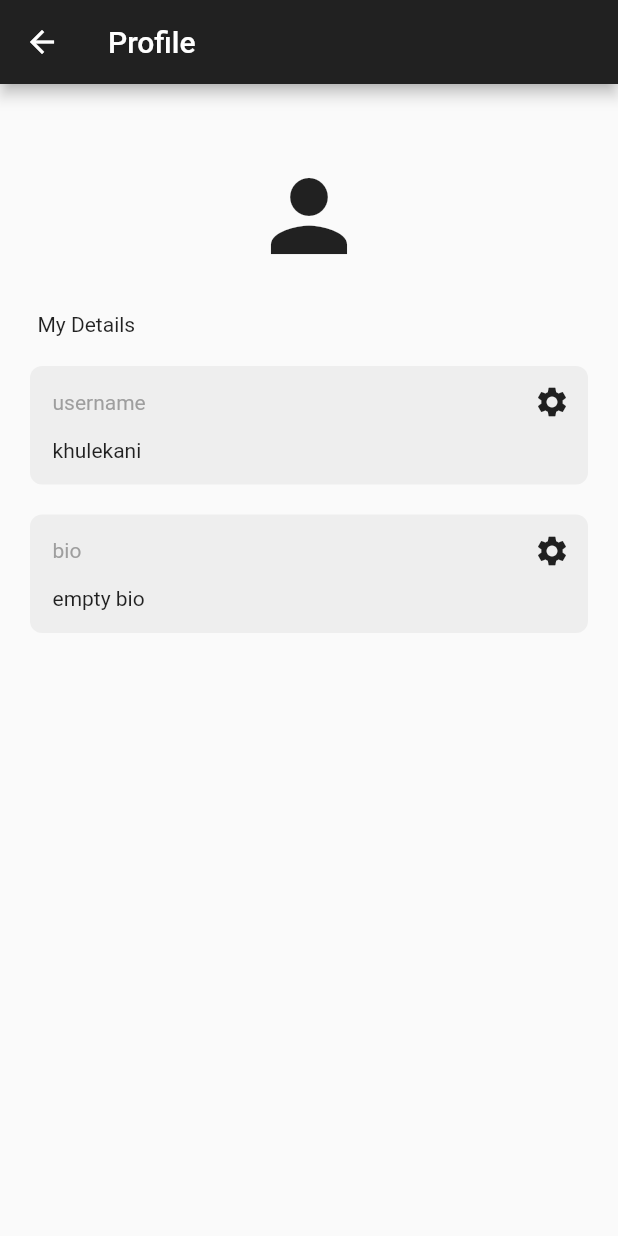
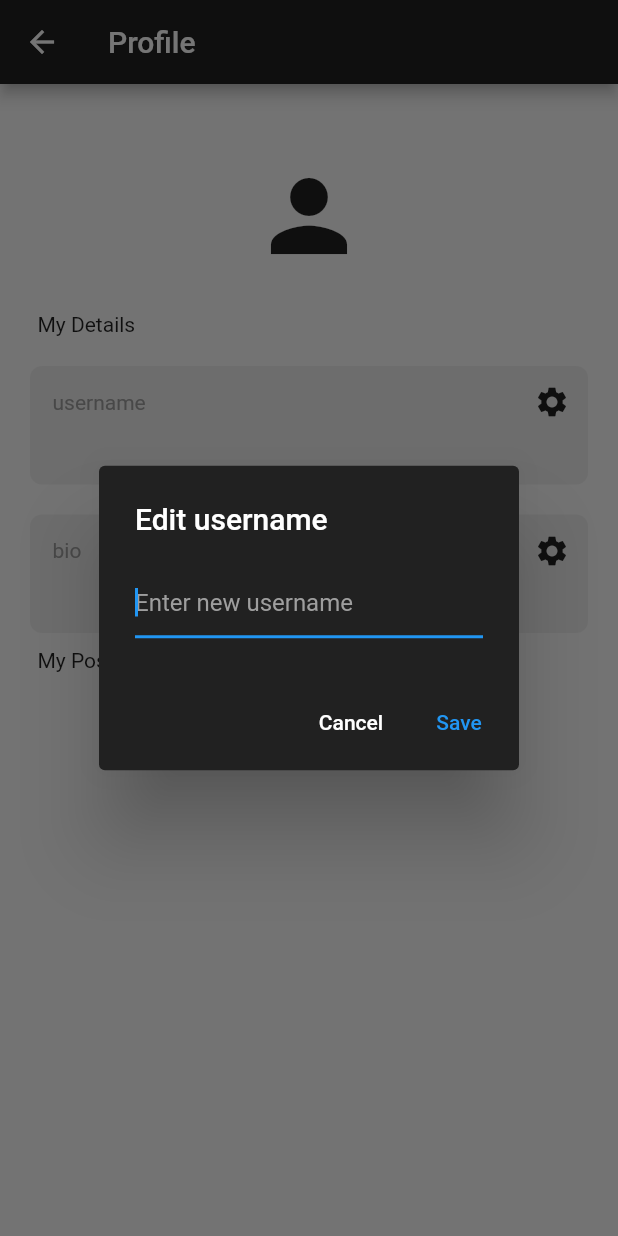
Before and after one commit to TheC0deJunkie/thecodechat, a Flutter app: the ProfilePage screen opened directly, after a tap on the "settings" icon, on a phone screen of 412 x 824 dp. Run offline on Flutter 3.47's test engine with Material 2 defaults, Android fonts, the phone set to English and light mode, and no system bars; our stand-ins replace cloud_firestore, firebase_auth, firebase_core; accounts and stored records are empty; generated files the repository leaves out were written again.

Commit message:
Added functionality to change usernames and edit bios

```diff
--- a/lib/pages/profile_page.dart
+++ b/lib/pages/profile_page.dart
@@ -1,3 +1,4 @@
+import 'package:cloud_firestore/cloud_firestore.dart';
 import 'package:firebase_auth/firebase_auth.dart';
 import 'package:flutter/material.dart';
 import 'package:thecodechat/components/text_box.dart';
@@ -13,7 +14,55 @@ class _ProfilePageState extends State<ProfilePage> {
   final currentUser = FirebaseAuth.instance.currentUser;
 
   //edit field
-  Future<void> editField(String field) async {}
+  Future<void> editField(String field) async {
+    final usersCollection = FirebaseFirestore.instance.collection('Users');
+    String newValue = "";
+    await showDialog(
+      context: context,
+      builder: (context) => AlertDialog(
+        backgroundColor: Colors.grey[900],
+        title: Text(
+          "Edit " + field,
+          style: TextStyle(color: Colors.white),
+        ),
+        content: TextField(
+          autofocus: true,
+          style: TextStyle(
+            color: Colors.white,
+          ),
+          decoration: InputDecoration(
+            hintText: "Enter new $field",
+            hintStyle: TextStyle(color: Colors.grey),
+          ),
+          onChanged: (value) {
+            newValue = value;
+          },
+        ),
+        actions: [
+          //cancel button
+          TextButton(
+            onPressed: () => Navigator.pop(context),
+            child: Text(
+              "Cancel",
+              style: TextStyle(color: Colors.white),
+            ),
+          ),
+
+          //save button
+          TextButton(
+              onPressed: () => Navigator.of(context).pop(newValue),
+              child: Text("Save"))
+        ],
+      ),
+    );
+
+    //updating the info in the firestore database
+    if (newValue.trim().length > 0) {
+      //only update if there is something in the textfield
+      await usersCollection.doc(currentUser!.email).update({field: newValue});
+    }
+  }
+
   @override
   Widget build(BuildContext context) {
     return Scaffold(
@@ -21,7 +70,16 @@ class _ProfilePageState extends State<ProfilePage> {
         backgroundColor: Colors.grey[900],
         title: Text("Profile"),
       ),
-      body: ListView(
+      body: StreamBuilder<DocumentSnapshot>(
+        stream: FirebaseFirestore.instance
+            .collection('Users')
+            .doc(currentUser!.email)
+            .snapshots(),
+        builder: (context, snapshot) {
+          if (snapshot.hasData) {
+            //get user data
+            final userData = snapshot.data!.data() as Map<String, dynamic>;
+            return ListView(
               children: [
                 SizedBox(
                   height: 50,
@@ -50,20 +108,37 @@ class _ProfilePageState extends State<ProfilePage> {
 
                 //username
                 MyTextBox(
-            text: "khulekani",
+                  text: userData['username'],
                   sectionName: "username",
                   onPressed: () => editField('username'),
                 ),
 
                 //bio
                 MyTextBox(
-            text: "empty bio",
+                  text: userData['bio'],
                   sectionName: "bio",
                   onPressed: () => editField('bio'),
                 ),
 
+                SizedBox(
+                  height: 10,
+                ),
                 //user posts
+                Padding(
+                  padding: const EdgeInsets.only(left: 25.0),
+                  child: Text("My Posts"),
+                ),
               ],
+            );
+          } else if (snapshot.hasError) {
+            return Center(
+              child: Text('Error ${snapshot.error}'),
+            );
+          }
+          return Center(
+            child: CircularProgressIndicator(),
+          );
+        },
       ),
     );
   }
--- a/lib/pages/register_page.dart
+++ b/lib/pages/register_page.dart
@@ -1,4 +1,5 @@
 import 'package:firebase_auth/firebase_auth.dart';
+import 'package:cloud_firestore/cloud_firestore.dart';
 import 'package:flutter/material.dart';
 import 'package:thecodechat/components/button.dart';
 import 'package:thecodechat/components/text_field.dart';
@@ -36,13 +37,27 @@ class _RegisterPageState extends State<RegisterPage> {
       );
       return;
     }
-
+    //try creating the user
     try {
-      await FirebaseAuth.instance.createUserWithEmailAndPassword(
+      //creating the user
+      UserCredential userCredential =
+          await FirebaseAuth.instance.createUserWithEmailAndPassword(
         email: emailTextController.text,
         password: passwordTextController.text,
       );
-      Navigator.pop(context);
+
+      //create new document in cloud firestore called Users after the user is created
+      FirebaseFirestore.instance
+          .collection('Users')
+          .doc(userCredential.user!.email)
+          .set({
+        'username': emailTextController.text.split('@')[
+            0], //the first part before the @ will be the username and the [0] is returning the index 0 whitch is the first part that was split
+        'bio': 'Empty Bio...' //The initial Bio
+      });
+
+      //pop loading circle
+      if (context.mounted) Navigator.pop(context);
     } on FirebaseAuthException catch (e) {
       //pop loading circle
       Navigator.pop(context);
```
Lines whose indentation alone changed are shown as unchanged.
